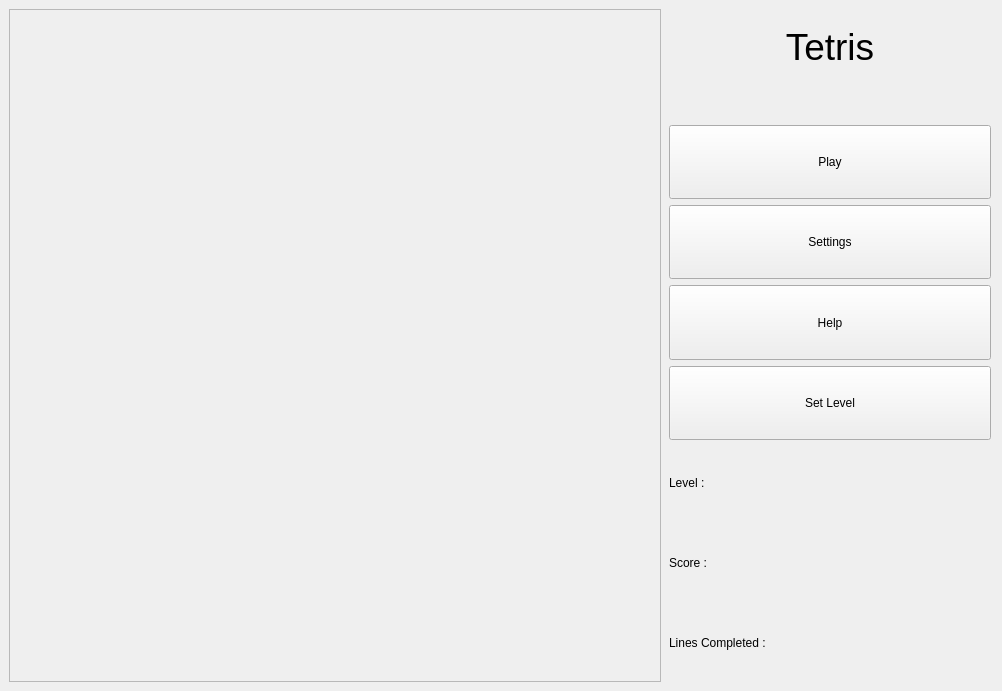
Qt form Tetris/gui/mainwindow.ui (amoraric/Tetris) before a commit.
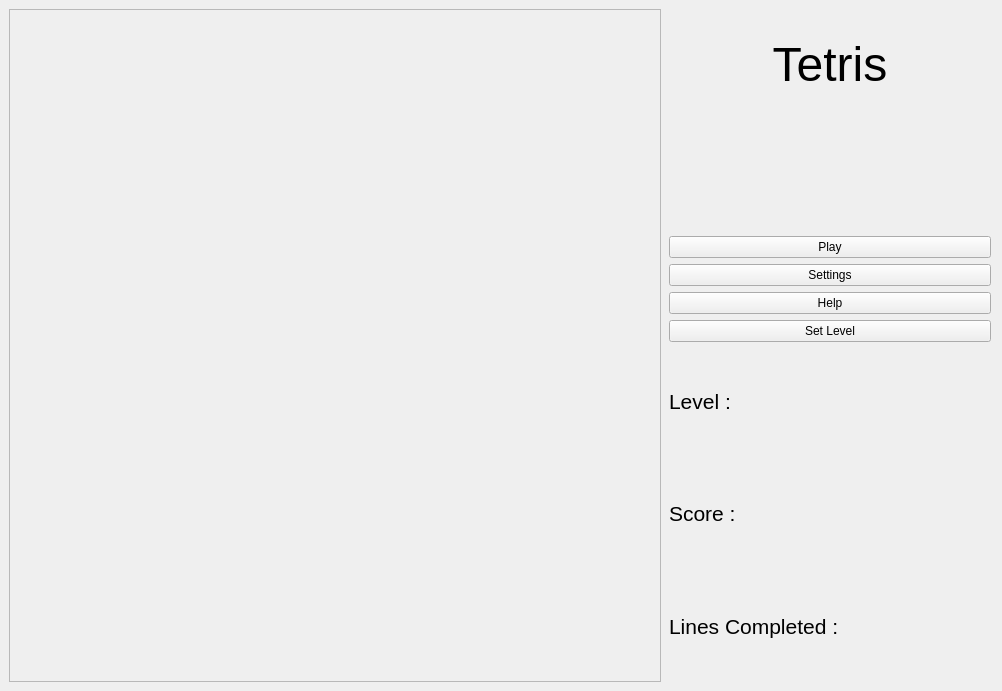
The same form after that commit.

Commit message: the app works mostly fine. TODO: make it so that the game goes to the next level when i reaches the limit instead of ending the game. Also put a restriction on the moment when we can change settings.

What changed in the file:
```diff
--- a/Tetris/gui/mainwindow.ui
+++ b/Tetris/gui/mainwindow.ui
@@ -30,7 +30,7 @@
     <item>
      <layout class="QHBoxLayout" name="horizontalLayout" stretch="2,1">
       <item>
-       <layout class="QVBoxLayout" name="rightVLayout">
+       <layout class="QVBoxLayout" name="leftVLayout">
         <item>
          <widget class="QGraphicsView" name="graphicsView">
           <property name="enabled">
@@ -47,7 +47,7 @@
        </layout>
       </item>
       <item>
-       <layout class="QVBoxLayout" name="leftVLayout">
+       <layout class="QVBoxLayout" name="rightVLayout" stretch="1,1,0,0,0,0,1,1,1">
         <property name="leftMargin">
          <number>2</number>
         </property>
@@ -69,7 +69,7 @@
            </sizepolicy>
           </property>
           <property name="text">
-           <string>&lt;html&gt;&lt;head/&gt;&lt;body&gt;&lt;p align=&quot;center&quot;&gt;&lt;span style=&quot; font-size:28pt;&quot;&gt;Tetris&lt;/span&gt;&lt;/p&gt;&lt;/body&gt;&lt;/html&gt;</string>
+           <string>&lt;html&gt;&lt;head/&gt;&lt;body&gt;&lt;p align=&quot;center&quot;&gt;&lt;span style=&quot; font-size:36pt;&quot;&gt;Tetris&lt;/span&gt;&lt;/p&gt;&lt;/body&gt;&lt;/html&gt;</string>
           </property>
          </widget>
         </item>
@@ -144,7 +144,7 @@
            </sizepolicy>
           </property>
           <property name="text">
-           <string>Level :</string>
+           <string>&lt;html&gt;&lt;head/&gt;&lt;body&gt;&lt;p&gt;&lt;span style=&quot; font-size:16pt;&quot;&gt;Level :&lt;/span&gt;&lt;/p&gt;&lt;/body&gt;&lt;/html&gt;</string>
           </property>
          </widget>
         </item>
@@ -157,7 +157,7 @@
            </sizepolicy>
           </property>
           <property name="text">
-           <string>Score :</string>
+           <string>&lt;html&gt;&lt;head/&gt;&lt;body&gt;&lt;p&gt;&lt;span style=&quot; font-size:16pt;&quot;&gt;Score :&lt;/span&gt;&lt;/p&gt;&lt;/body&gt;&lt;/html&gt;</string>
           </property>
          </widget>
         </item>
@@ -170,7 +170,7 @@
            </sizepolicy>
           </property>
           <property name="text">
-           <string>Lines Completed : </string>
+           <string>&lt;html&gt;&lt;head/&gt;&lt;body&gt;&lt;p&gt;&lt;span style=&quot; font-size:16pt;&quot;&gt;Lines Completed : &lt;/span&gt;&lt;/p&gt;&lt;/body&gt;&lt;/html&gt;</string>
           </property>
          </widget>
         </item>
```
The commit also changes 14 other files.
